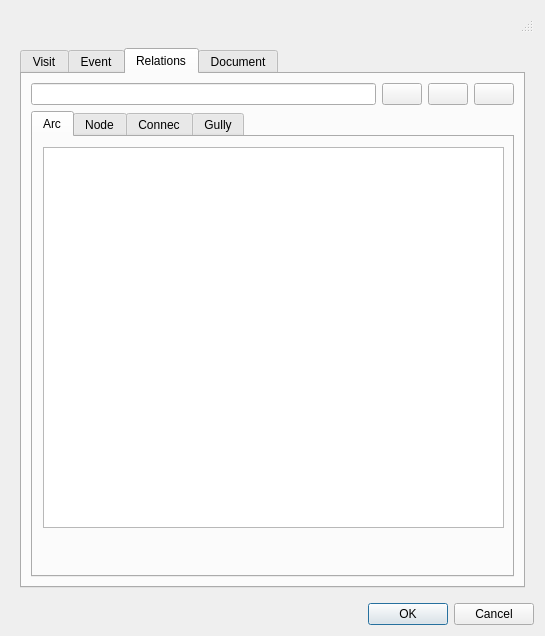
This is ui/visit.ui in Giswater/giswater_qgis_plugin as Qt 5 draws it before an edit. The edited form follows.
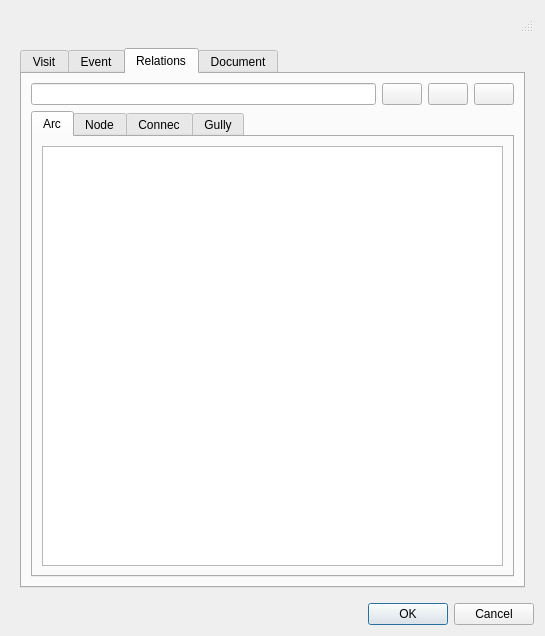
This is the edited form. The open tabs and pages were chosen to show the change. Icons and pictures are not drawn.

```diff
--- a/ui/visit.ui
+++ b/ui/visit.ui
@@ -535,19 +535,15 @@
              <attribute name="title">
               <string>Arc</string>
              </attribute>
+             <layout class="QGridLayout" name="gridLayout_2">
+              <item row="0" column="0">
              <widget class="QTableView" name="tbl_visit_x_arc">
-              <property name="geometry">
-               <rect>
-                <x>10</x>
-                <y>10</y>
-                <width>461</width>
-                <height>381</height>
-               </rect>
-              </property>
               <property name="sortingEnabled">
                <bool>true</bool>
               </property>
              </widget>
+              </item>
+             </layout>
             </widget>
             <widget class="QWidget" name="tab_node">
              <attribute name="title">
```
Left out of the diff: 36 changed lines with no effect on the pictures. Lines whose indentation alone changed are shown as unchanged.
